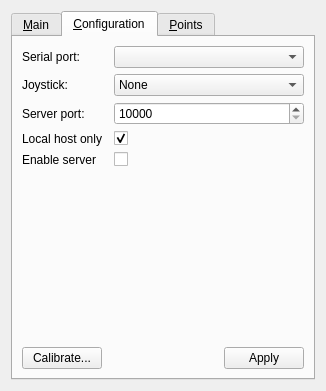
Before: the Qt Designer form sp_controller/main_dlg.ui in juanmb/SkyPointer, drawn with Qt 5.
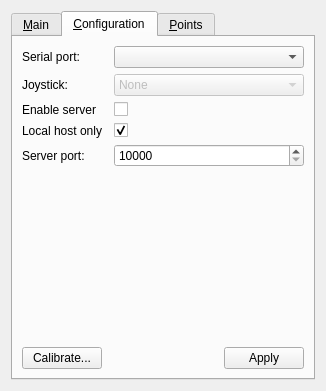
After: the same form once the commit is applied. The open tabs and pages were chosen to show the change. Icons and pictures are not drawn.

Diff of the .ui file:
```diff
--- a/sp_controller/main_dlg.ui
+++ b/sp_controller/main_dlg.ui
@@ -411,6 +411,9 @@
          </item>
          <item row="1" column="1">
           <widget class="QComboBox" name="joystickCombo">
+           <property name="enabled">
+            <bool>false</bool>
+           </property>
            <item>
             <property name="text">
              <string>None</string>
@@ -419,13 +422,23 @@
           </widget>
          </item>
          <item row="2" column="0">
+          <widget class="QLabel" name="enableServerLabel">
+           <property name="text">
+            <string>Enable server</string>
+           </property>
+          </widget>
+         </item>
+         <item row="2" column="1">
+          <widget class="QCheckBox" name="enableServer"/>
+         </item>
+         <item row="4" column="0">
           <widget class="QLabel" name="serverPortLabel">
            <property name="text">
             <string>Server port:</string>
            </property>
           </widget>
          </item>
-         <item row="2" column="1">
+         <item row="4" column="1">
           <widget class="QSpinBox" name="serverPort">
            <property name="minimum">
             <number>10000</number>
@@ -435,16 +448,6 @@
            </property>
           </widget>
          </item>
-         <item row="4" column="0">
-          <widget class="QLabel" name="enableServerLabel">
-           <property name="text">
-            <string>Enable server</string>
-           </property>
-          </widget>
-         </item>
-         <item row="4" column="1">
-          <widget class="QCheckBox" name="enableServer"/>
-         </item>
          <item row="3" column="0">
           <widget class="QLabel" name="localHostOnlyLabel">
            <property name="text">
```
Left out of the diff: 2 changed lines with no effect on the pictures.
